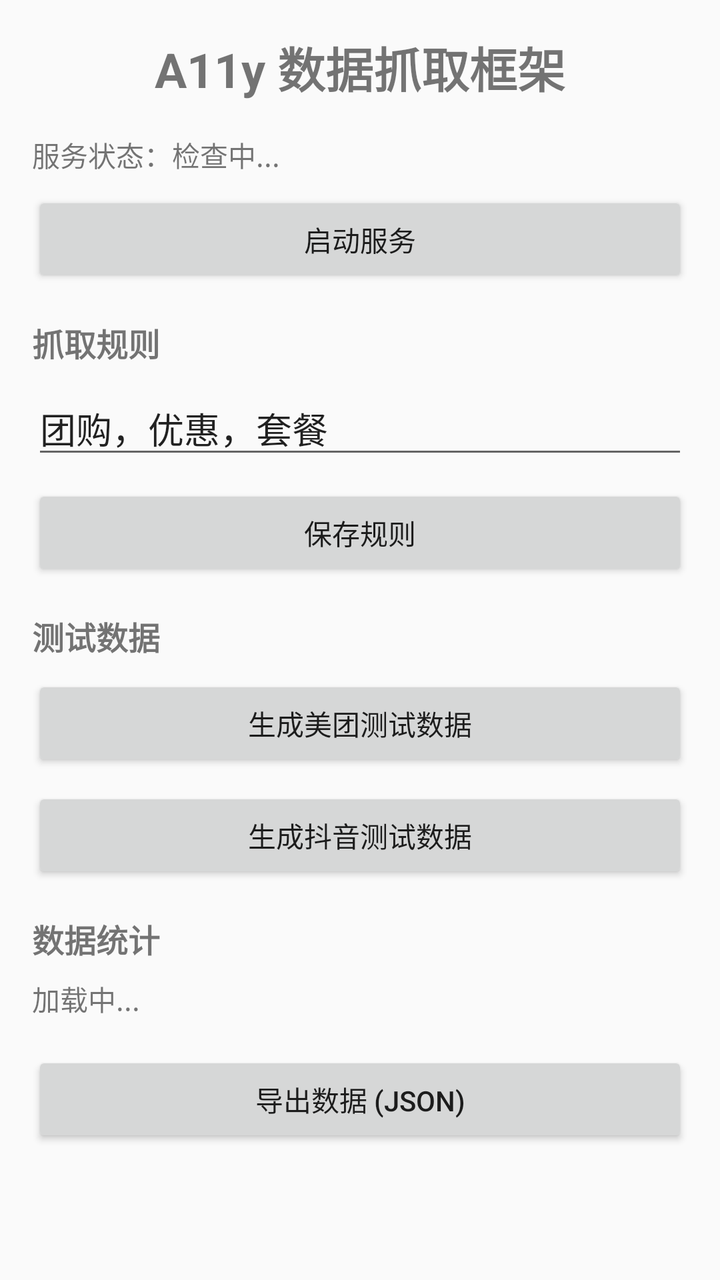
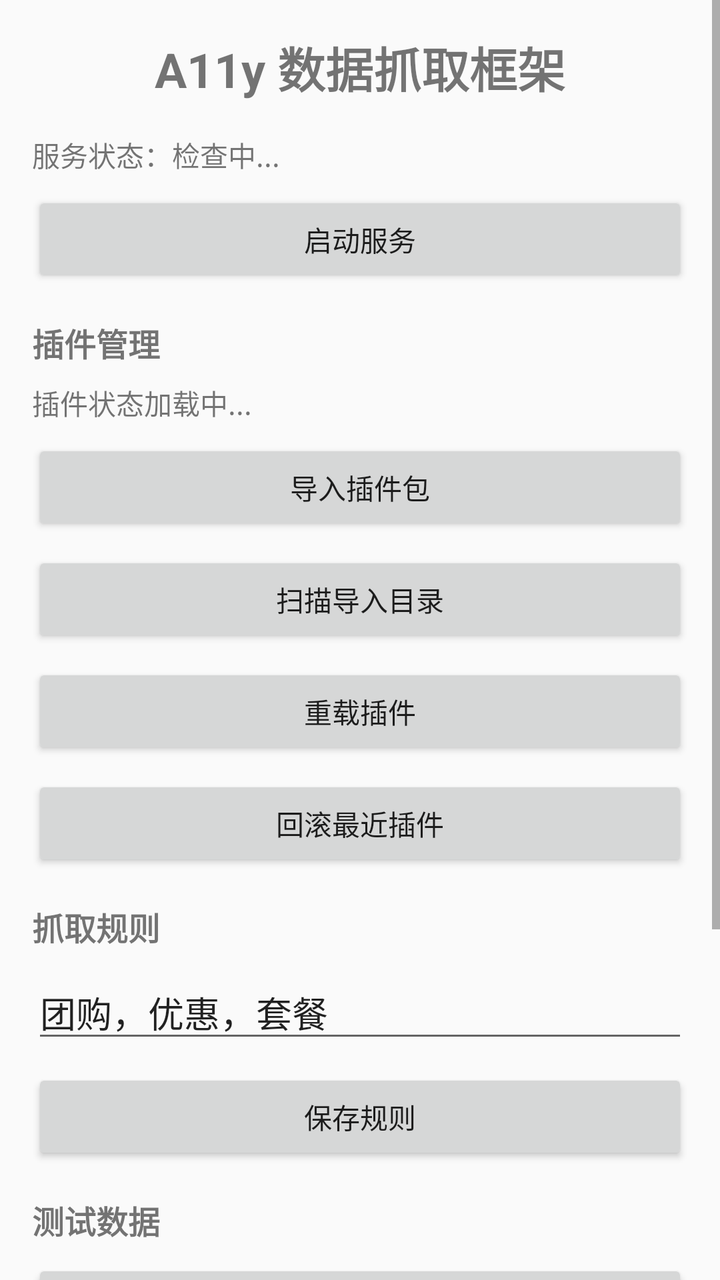

Screens rendered from an Android XML layout before and after an edit, with the pre-edit source and the edit as a unified diff.
<!-- AndroidManifest.xml: activity theme Theme.A11yFramework -->
<!-- res/layout/activity_main.xml -->
<?xml version="1.0" encoding="utf-8"?>
<ScrollView xmlns:android="http://schemas.android.com/apk/res/android"
    android:layout_width="match_parent"
    android:layout_height="match_parent"
    android:fillViewport="true">

    <LinearLayout
        android:layout_width="match_parent"
        android:layout_height="wrap_content"
        android:orientation="vertical"
        android:padding="16dp">

        
        <TextView
            android:layout_width="match_parent"
            android:layout_height="wrap_content"
            android:text="A11y 数据抓取框架"
            android:textSize="24sp"
            android:textStyle="bold"
            android:gravity="center"
            android:layout_marginBottom="16dp" />

        
        <TextView
            android:id="@+id/statusText"
            android:layout_width="match_parent"
            android:layout_height="wrap_content"
            android:text="服务状态：检查中..."
            android:textSize="14sp"
            android:layout_marginBottom="8dp" />

        <Button
            android:id="@+id/toggleButton"
            android:layout_width="match_parent"
            android:layout_height="wrap_content"
            android:text="启动服务"
            android:layout_marginBottom="16dp" />

        
        <TextView
            android:layout_width="wrap_content"
            android:layout_height="wrap_content"
            android:text="抓取规则"
            android:textSize="16sp"
            android:textStyle="bold"
            android:layout_marginBottom="8dp" />

        <EditText
            android:id="@+id/keywordsEdit"
            android:layout_width="match_parent"
            android:layout_height="wrap_content"
            android:hint="关键词（逗号分隔）"
            android:text="团购，优惠，套餐"
            android:layout_marginBottom="8dp" />

        <Button
            android:id="@+id/saveRulesButton"
            android:layout_width="match_parent"
            android:layout_height="wrap_content"
            android:text="保存规则"
            android:layout_marginBottom="16dp" />

        
        <TextView
            android:layout_width="wrap_content"
            android:layout_height="wrap_content"
            android:text="测试数据"
            android:textSize="16sp"
            android:textStyle="bold"
            android:layout_marginBottom="8dp" />

        <Button
            android:id="@+id/testMeituanButton"
            android:layout_width="match_parent"
            android:layout_height="wrap_content"
            android:text="生成美团测试数据"
            android:layout_marginBottom="8dp" />

        <Button
            android:id="@+id/testDouyinButton"
            android:layout_width="match_parent"
            android:layout_height="wrap_content"
            android:text="生成抖音测试数据"
            android:layout_marginBottom="16dp" />

        
        <TextView
            android:layout_width="wrap_content"
            android:layout_height="wrap_content"
            android:text="数据统计"
            android:textSize="16sp"
            android:textStyle="bold"
            android:layout_marginBottom="8dp" />

        <TextView
            android:id="@+id/statsText"
            android:layout_width="match_parent"
            android:layout_height="wrap_content"
            android:text="加载中..."
            android:textSize="14sp"
            android:layout_marginBottom="16dp" />

        
        <Button
            android:id="@+id/exportButton"
            android:layout_width="match_parent"
            android:layout_height="wrap_content"
            android:text="导出数据 (JSON)" />

    </LinearLayout>
</ScrollView>
<!-- resources referenced by this layout -->
<resources>
  <style name="Theme.A11yFramework" parent="Theme.AppCompat.Light.NoActionBar">
          <item name="android:statusBarColor">@android:color/holo_blue_light</item>
          <item name="colorPrimary">@android:color/holo_blue_light</item>
          <item name="colorPrimaryDark">@android:color/holo_blue_light</item>
      </style>
</resources>

<!-- the commit's change to res/layout/activity_main.xml (unified diff, before → after) -->
@@ -34,6 +34,50 @@
             android:layout_width="match_parent"
             android:layout_height="wrap_content"
             android:text="启动服务"
+            android:layout_marginBottom="16dp" />
+
+        <TextView
+            android:layout_width="wrap_content"
+            android:layout_height="wrap_content"
+            android:text="插件管理"
+            android:textSize="16sp"
+            android:textStyle="bold"
+            android:layout_marginBottom="8dp" />
+
+        <TextView
+            android:id="@+id/pluginStatusText"
+            android:layout_width="match_parent"
+            android:layout_height="wrap_content"
+            android:text="插件状态加载中..."
+            android:textSize="14sp"
+            android:layout_marginBottom="8dp" />
+
+        <Button
+            android:id="@+id/importPluginButton"
+            android:layout_width="match_parent"
+            android:layout_height="wrap_content"
+            android:text="导入插件包"
+            android:layout_marginBottom="8dp" />
+
+        <Button
+            android:id="@+id/scanPluginInboxButton"
+            android:layout_width="match_parent"
+            android:layout_height="wrap_content"
+            android:text="扫描导入目录"
+            android:layout_marginBottom="8dp" />
+
+        <Button
+            android:id="@+id/reloadPluginButton"
+            android:layout_width="match_parent"
+            android:layout_height="wrap_content"
+            android:text="重载插件"
+            android:layout_marginBottom="8dp" />
+
+        <Button
+            android:id="@+id/rollbackPluginButton"
+            android:layout_width="match_parent"
+            android:layout_height="wrap_content"
+            android:text="回滚最近插件"
             android:layout_marginBottom="16dp" />
 
         
